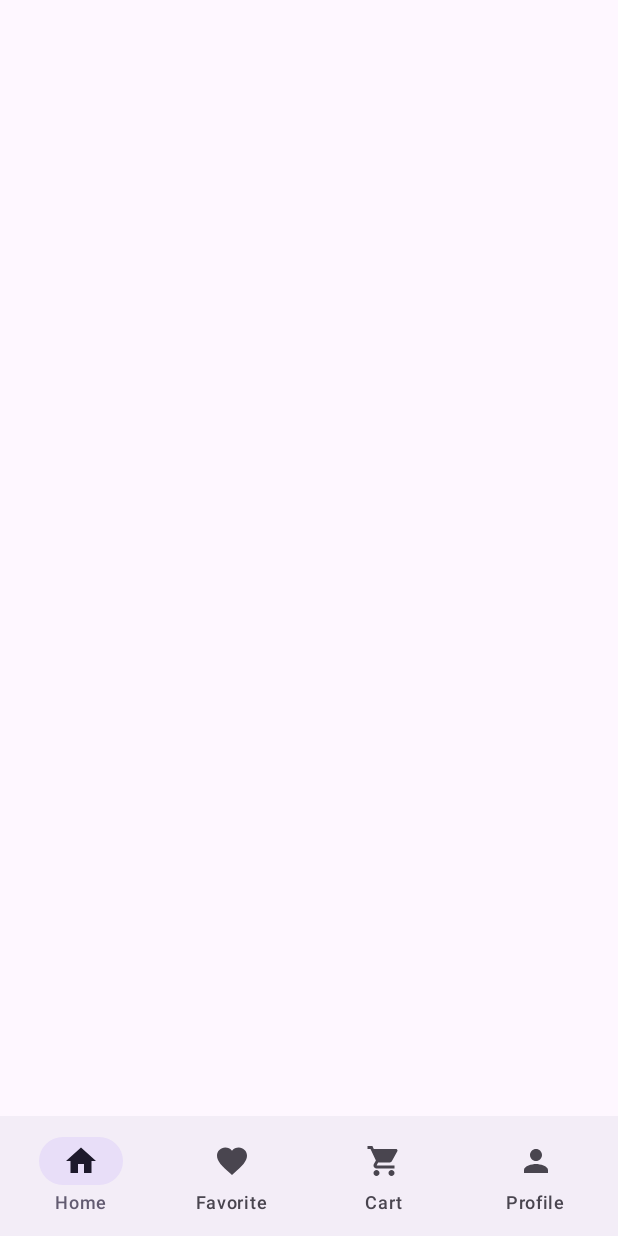
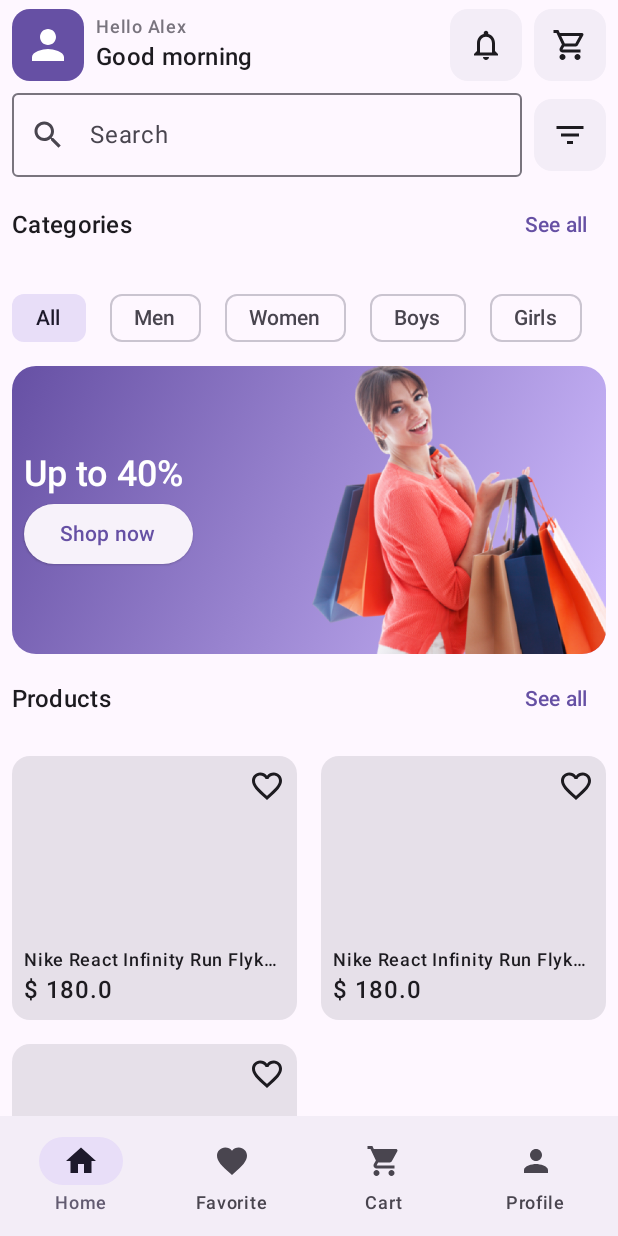
Before and after one commit to jmayta1984/upc-1acc0238-2520-1798-android-projects, an Android app built with Jetpack Compose: the @Preview function MainPreview, on a phone screen of 412 x 824 dp. Run offline under Robolectric (Android 15) with nearby library versions, the phone set to English and light mode, and no system bars; pictures from the network do not load.

Commit message:
fix: refactor project

```diff
--- a/EasyShop/app/src/main/AndroidManifest.xml
+++ b/EasyShop/app/src/main/AndroidManifest.xml
@@ -1,6 +1,7 @@
 <?xml version="1.0" encoding="utf-8"?>
-<manifest xmlns:android="http://schemas.android.com/apk/res/android"
-    xmlns:tools="http://schemas.android.com/tools">
+<manifest xmlns:android="http://schemas.android.com/apk/res/android">
+
+    <uses-permission android:name="android.permission.INTERNET" />
 
     <application
         android:allowBackup="true"
--- a/EasyShop/app/src/main/java/pe/edu/upc/easyshop/Main.kt
+++ b/EasyShop/app/src/main/java/pe/edu/upc/easyshop/core/Main.kt
@@ -1,4 +1,4 @@
-package pe.edu.upc.easyshop
+package pe.edu.upc.easyshop.core
 
 import androidx.compose.foundation.layout.Column
 import androidx.compose.foundation.layout.padding
@@ -18,7 +18,8 @@ import androidx.compose.runtime.remember
 import androidx.compose.ui.Modifier
 import androidx.compose.ui.graphics.vector.ImageVector
 import androidx.compose.ui.tooling.preview.Preview
-import pe.edu.upc.easyshop.ui.theme.EasyShopTheme
+import pe.edu.upc.easyshop.core.ui.theme.EasyShopTheme
+import pe.edu.upc.easyshop.features.home.presentation.Home
 
 @Composable
 fun Main() {
@@ -56,7 +57,7 @@ fun Main() {
 
     ) {
         Column(modifier = Modifier.padding(it)) {
-
+            Home()
         }
 
     }
--- a/EasyShop/app/src/main/java/pe/edu/upc/easyshop/Navigation.kt
+++ b/EasyShop/app/src/main/java/pe/edu/upc/easyshop/core/Navigation.kt
@@ -1,11 +1,12 @@
-package pe.edu.upc.easyshop
+package pe.edu.upc.easyshop.core
 
 import androidx.compose.runtime.Composable
 import androidx.compose.ui.tooling.preview.Preview
 import androidx.navigation.compose.NavHost
 import androidx.navigation.compose.composable
 import androidx.navigation.compose.rememberNavController
-import pe.edu.upc.easyshop.ui.theme.EasyShopTheme
+import pe.edu.upc.easyshop.features.auth.presentation.Login
+import pe.edu.upc.easyshop.core.ui.theme.EasyShopTheme
 
 @Composable
 fun Navigation(){
--- /dev/null
+++ b/EasyShop/app/src/main/java/pe/edu/upc/easyshop/core/ui/components/ProductCard.kt
@@ -0,0 +1,82 @@
+package pe.edu.upc.easyshop.core.ui.components
+
+import androidx.compose.foundation.layout.Box
+import androidx.compose.foundation.layout.Column
+import androidx.compose.foundation.layout.fillMaxSize
+import androidx.compose.foundation.layout.fillMaxWidth
+import androidx.compose.foundation.layout.height
+import androidx.compose.foundation.layout.padding
+import androidx.compose.foundation.layout.size
+import androidx.compose.foundation.lazy.grid.GridCells
+import androidx.compose.foundation.lazy.grid.LazyVerticalGrid
+import androidx.compose.foundation.lazy.grid.items
+import androidx.compose.material.icons.Icons
+import androidx.compose.material.icons.outlined.Favorite
+import androidx.compose.material.icons.outlined.FavoriteBorder
+import androidx.compose.material3.Card
+import androidx.compose.material3.Icon
+import androidx.compose.material3.MaterialTheme
+import androidx.compose.material3.Text
+import androidx.compose.runtime.Composable
+import androidx.compose.ui.Alignment
+import androidx.compose.ui.Modifier
+import androidx.compose.ui.layout.ContentScale
+import androidx.compose.ui.text.font.FontWeight
+import androidx.compose.ui.text.style.TextOverflow
+import androidx.compose.ui.tooling.preview.Preview
+import androidx.compose.ui.unit.dp
+import coil3.compose.AsyncImage
+import pe.edu.upc.easyshop.shared.models.Product
+import pe.edu.upc.easyshop.shared.models.products
+
+@Composable
+fun ProductCard(product: Product) {
+    Card(
+        modifier = Modifier
+            .height(192.dp)
+            .padding(8.dp)
+    ) {
+        Column(
+            modifier = Modifier.padding(8.dp),
+        ) {
+            Box(
+                modifier = Modifier.weight(1f),
+                contentAlignment = Alignment.TopEnd
+            ) {
+                AsyncImage(
+                    product.image,
+                    contentDescription = null,
+                    modifier = Modifier.fillMaxWidth(),
+                    contentScale = ContentScale.FillWidth
+                )
+                Icon(Icons.Outlined.FavoriteBorder, contentDescription = null)
+            }
+
+            Text(
+                product.name,
+                maxLines = 1,
+                overflow = TextOverflow.Ellipsis,
+                style = MaterialTheme.typography.labelMedium,
+            )
+            Text(
+                "$ ${product.price}",
+                fontWeight = FontWeight.SemiBold,
+            )
+        }
+    }
+}
+
+
+@Preview(showBackground = true)
+@Composable
+fun ProductCartPreview() {
+    LazyVerticalGrid(
+        columns = GridCells.Fixed(2)
+    ) {
+
+        items(products) { product ->
+            ProductCard(product)
+        }
+
+    }
+}
--- /dev/null
+++ b/EasyShop/app/src/main/java/pe/edu/upc/easyshop/core/ui/components/RoundedIcon.kt
@@ -0,0 +1,31 @@
+package pe.edu.upc.easyshop.core.ui.components
+
+import androidx.compose.foundation.background
+import androidx.compose.foundation.layout.Box
+import androidx.compose.foundation.layout.size
+import androidx.compose.foundation.shape.RoundedCornerShape
+import androidx.compose.material3.Icon
+import androidx.compose.material3.MaterialTheme
+import androidx.compose.runtime.Composable
+import androidx.compose.ui.Alignment
+import androidx.compose.ui.Modifier
+import androidx.compose.ui.draw.clip
+import androidx.compose.ui.graphics.vector.ImageVector
+import androidx.compose.ui.unit.dp
+
+@Composable
+fun RoundedIcon(icon: ImageVector) {
+    Box(
+        modifier = Modifier
+            .size(48.dp)
+            .clip(RoundedCornerShape(12.dp))
+            .background(MaterialTheme.colorScheme.surfaceContainer),
+        contentAlignment = Alignment.Center
+    ) {
+        Icon(
+            icon,
+            contentDescription = null,
+            modifier = Modifier.size(24.dp)
+        )
+    }
+}
--- a/EasyShop/app/src/main/java/pe/edu/upc/easyshop/ui/theme/Color.kt
+++ b/EasyShop/app/src/main/java/pe/edu/upc/easyshop/core/ui/theme/Color.kt
@@ -1,4 +1,4 @@
-package pe.edu.upc.easyshop.ui.theme
+package pe.edu.upc.easyshop.core.ui.theme
 
 import androidx.compose.ui.graphics.Color
 
--- a/EasyShop/app/src/main/java/pe/edu/upc/easyshop/ui/theme/Theme.kt
+++ b/EasyShop/app/src/main/java/pe/edu/upc/easyshop/core/ui/theme/Theme.kt
@@ -1,6 +1,5 @@
-package pe.edu.upc.easyshop.ui.theme
+package pe.edu.upc.easyshop.core.ui.theme
 
-import android.app.Activity
 import android.os.Build
 import androidx.compose.foundation.isSystemInDarkTheme
 import androidx.compose.material3.MaterialTheme
--- a/EasyShop/app/src/main/java/pe/edu/upc/easyshop/ui/theme/Type.kt
+++ b/EasyShop/app/src/main/java/pe/edu/upc/easyshop/core/ui/theme/Type.kt
@@ -1,4 +1,4 @@
-package pe.edu.upc.easyshop.ui.theme
+package pe.edu.upc.easyshop.core.ui.theme
 
 import androidx.compose.material3.Typography
 import androidx.compose.ui.text.TextStyle
--- a/EasyShop/app/src/main/java/pe/edu/upc/easyshop/Login.kt
+++ b/EasyShop/app/src/main/java/pe/edu/upc/easyshop/features/auth/presentation/Login.kt
@@ -1,4 +1,4 @@
-package pe.edu.upc.easyshop
+package pe.edu.upc.easyshop.features.auth.presentation
 
 import androidx.compose.foundation.layout.Arrangement
 import androidx.compose.foundation.layout.Column
@@ -25,7 +25,7 @@ import androidx.compose.ui.text.input.PasswordVisualTransformation
 import androidx.compose.ui.text.input.VisualTransformation
 import androidx.compose.ui.tooling.preview.Preview
 import androidx.compose.ui.unit.dp
-import pe.edu.upc.easyshop.ui.theme.EasyShopTheme
+import pe.edu.upc.easyshop.core.ui.theme.EasyShopTheme
 
 @Composable
 fun Login(onLogin: () -> Unit) {
--- a/EasyShop/app/src/main/java/pe/edu/upc/easyshop/Home.kt
+++ b/EasyShop/app/src/main/java/pe/edu/upc/easyshop/features/home/presentation/Home.kt
@@ -1,4 +1,4 @@
-package pe.edu.upc.easyshop
+package pe.edu.upc.easyshop.features.home.presentation
 
 import androidx.compose.foundation.Image
 import androidx.compose.foundation.background
@@ -15,6 +15,9 @@ import androidx.compose.foundation.layout.padding
 import androidx.compose.foundation.layout.size
 import androidx.compose.foundation.layout.width
 import androidx.compose.foundation.lazy.LazyRow
+import androidx.compose.foundation.lazy.grid.GridCells
+import androidx.compose.foundation.lazy.grid.LazyVerticalGrid
+import androidx.compose.foundation.lazy.grid.items
 import androidx.compose.foundation.lazy.items
 import androidx.compose.foundation.shape.RoundedCornerShape
 import androidx.compose.material.icons.Icons
@@ -43,7 +46,11 @@ import androidx.compose.ui.res.painterResource
 import androidx.compose.ui.text.font.FontWeight
 import androidx.compose.ui.tooling.preview.Preview
 import androidx.compose.ui.unit.dp
-import pe.edu.upc.easyshop.ui.theme.EasyShopTheme
+import pe.edu.upc.easyshop.R
+import pe.edu.upc.easyshop.core.ui.components.ProductCard
+import pe.edu.upc.easyshop.core.ui.components.RoundedIcon
+import pe.edu.upc.easyshop.core.ui.theme.EasyShopTheme
+import pe.edu.upc.easyshop.shared.models.products
 
 @Composable
 fun Home() {
@@ -158,7 +165,7 @@ fun Home() {
             }
         }
 
-        LazyRow {
+        LazyRow(modifier = Modifier.padding(vertical = 8.dp)) {
             items(categories) { category ->
                 FilterChip(
                     selected = category == selectedCategory.value,
@@ -218,25 +225,39 @@ fun Home() {
                 )
             }
         }
+
+        Row(
+            modifier = Modifier
+                .fillMaxWidth()
+                .height(60.dp)
+                .padding(horizontal = 8.dp),
+            verticalAlignment = Alignment.CenterVertically
+        ) {
+            Text(
+                "Products",
+                style = MaterialTheme.typography.titleMedium,
+                fontWeight = FontWeight.SemiBold,
+                modifier = Modifier.weight(1f)
+            )
+            TextButton(onClick = {}) {
+                Text("See all")
+            }
+        }
+
+        LazyVerticalGrid(
+            columns = GridCells.Fixed(2)
+        ) {
+
+            items(products) { product ->
+                ProductCard(product)
+            }
+
+        }
+
+
     }
 }
 
-@Composable
-fun RoundedIcon(icon: ImageVector) {
-    Box(
-        modifier = Modifier
-            .size(48.dp)
-            .clip(RoundedCornerShape(12.dp))
-            .background(MaterialTheme.colorScheme.surfaceContainer),
-        contentAlignment = Alignment.Center
-    ) {
-        Icon(
-            icon,
-            contentDescription = null,
-            modifier = Modifier.size(24.dp)
-        )
-    }
-}
 
 sealed class Category(val label: String) {
     object All : Category("All")
```
Also changed, not shown: EasyShop/app/src/main/java/pe/edu/upc/easyshop/MainActivity.kt (+3 -23 lines), EasyShop/app/src/main/java/pe/edu/upc/easyshop/shared/models/Product.kt (added, +26 -0 lines), EasyShop/gradle/libs.versions.toml (+11 -8 lines).
